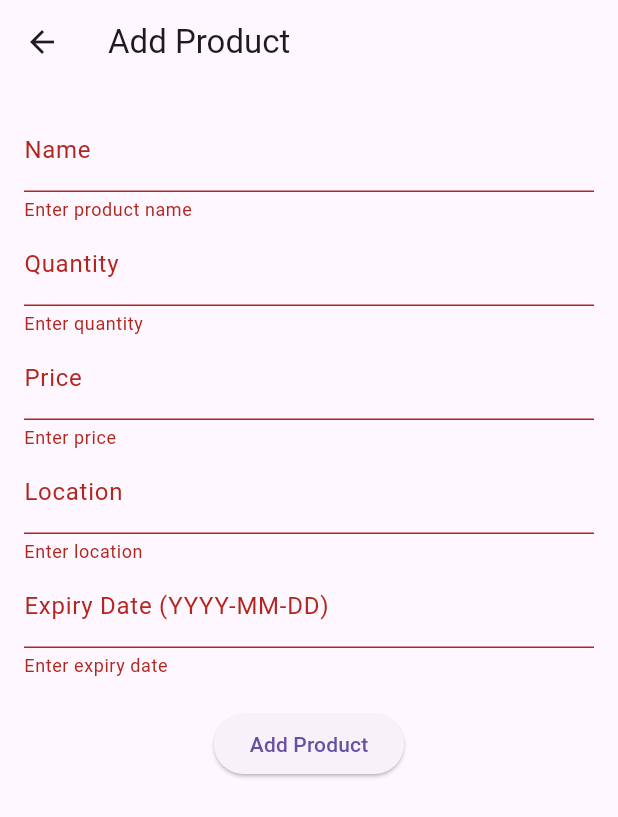
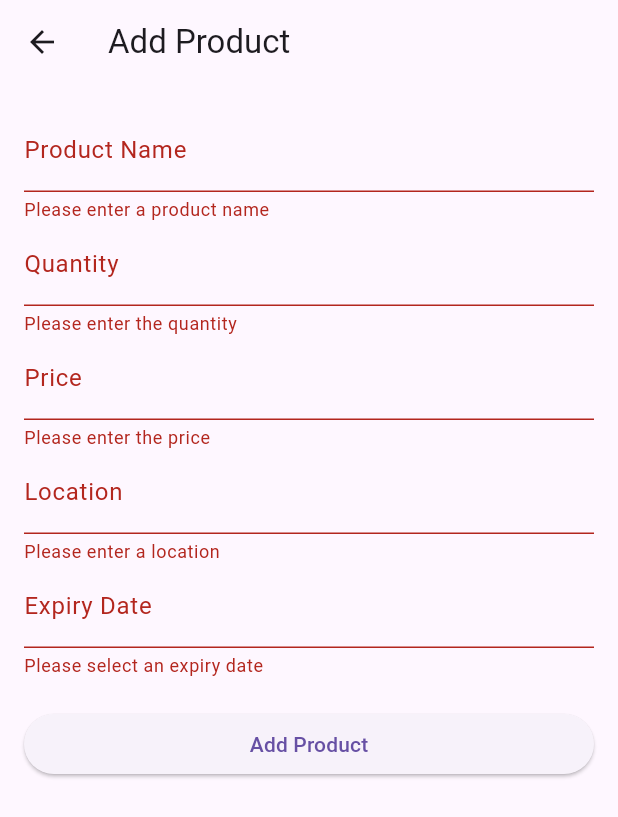
Before and after one commit to blalfayed/stock_management, a Flutter app: the AddEditProductScreen screen opened directly, after a tap on "Add Product", on a phone screen of 412 x 824 dp. Shown: the top 817 px of the screen. Run offline on Flutter 3.47's test engine with Material 3 defaults, Android fonts, the phone set to English and light mode, and no system bars; our stand-ins replace sqflite; accounts and stored records are empty.

Commit message:
updates all applications and add search in products

```diff
--- a/lib/data/database_helper.dart
+++ b/lib/data/database_helper.dart
@@ -67,4 +67,45 @@ class DatabaseHelper {
       whereArgs: [id],
     );
   }
+
+  // Fetch products with low stock
+  Future<List<Product>> fetchLowStockProducts(int threshold) async {
+    final db = await instance.database;
+    final maps = await db.query(
+      'products',
+      where: 'quantity < ?',
+      whereArgs: [threshold],
+    );
+    return maps.map((map) => Product.fromMap(map)).toList();
+  }
+
+  // Fetch expired products
+  Future<List<Product>> fetchExpiredProducts(String currentDate) async {
+    final db = await instance.database;
+    final maps = await db.query(
+      'products',
+      where: 'expiryDate < ?',
+      whereArgs: [currentDate],
+    );
+    return maps.map((map) => Product.fromMap(map)).toList();
+  }
+
+  // Fetch total stock
+  Future<int> fetchTotalStock() async {
+    final db = await instance.database;
+    final result =
+        await db.rawQuery('SELECT SUM(quantity) AS total FROM products');
+    return result.first['total'] as int;
+  }
+
+  // Search products
+  Future<List<Product>> searchProducts(String keyword) async {
+    final db = await instance.database;
+    final maps = await db.query(
+      'products',
+      where: 'name LIKE ? OR location LIKE ?',
+      whereArgs: ['%$keyword%', '%$keyword%'],
+    );
+    return maps.map((map) => Product.fromMap(map)).toList();
+  }
 }
--- a/lib/screens/add_edit_product_screen.dart
+++ b/lib/screens/add_edit_product_screen.dart
@@ -6,23 +6,92 @@ import '../provider/provider.dart';
 
 class AddEditProductScreen extends StatefulWidget {
   final Product? product;
+
   const AddEditProductScreen({super.key, this.product});
 
   @override
-  State<AddEditProductScreen> createState() => _AddEditProductScreenState();
+  _AddEditProductScreenState createState() => _AddEditProductScreenState();
 }
 
 class _AddEditProductScreenState extends State<AddEditProductScreen> {
   final _formKey = GlobalKey<FormState>();
-  late String _name;
-  late int _quantity;
-  late double _price;
-  late String _location;
-  late String _expiryDate;
+  late TextEditingController _nameController;
+  late TextEditingController _quantityController;
+  late TextEditingController _priceController;
+  late TextEditingController _locationController;
+  late TextEditingController _expiryDateController;
+
+  @override
+  void initState() {
+    super.initState();
+    _nameController = TextEditingController(text: widget.product?.name ?? '');
+    _quantityController =
+        TextEditingController(text: widget.product?.quantity.toString() ?? '');
+    _priceController =
+        TextEditingController(text: widget.product?.price.toString() ?? '');
+    _locationController =
+        TextEditingController(text: widget.product?.location ?? '');
+    _expiryDateController =
+        TextEditingController(text: widget.product?.expiryDate ?? '');
+  }
+
+  @override
+  void dispose() {
+    _nameController.dispose();
+    _quantityController.dispose();
+    _priceController.dispose();
+    _locationController.dispose();
+    _expiryDateController.dispose();
+    super.dispose();
+  }
+
+  void _saveProduct() {
+    if (_formKey.currentState!.validate()) {
+      final name = _nameController.text;
+      final quantity = int.tryParse(_quantityController.text) ?? 0;
+      final price = double.tryParse(_priceController.text) ?? 0.0;
+      final location = _locationController.text;
+      final expiryDate = _expiryDateController.text;
+
+      final product = Product(
+        id: widget.product?.id,
+        name: name,
+        quantity: quantity,
+        price: price,
+        location: location,
+        expiryDate: expiryDate,
+      );
+
+      final provider = Provider.of<ProductProvider>(context, listen: false);
+
+      if (widget.product == null) {
+        provider.addProduct(product);
+      } else {
+        provider.updateProduct(product);
+      }
+
+      Navigator.pop(context);
+    }
+  }
+
+  Future<void> _selectDate(BuildContext context) async {
+    final DateTime? picked = await showDatePicker(
+      context: context,
+      initialDate: DateTime.now(),
+      firstDate: DateTime(2000),
+      lastDate: DateTime(2100),
+    );
+
+    if (picked != null) {
+      setState(() {
+        _expiryDateController.text =
+            '${picked.year}-${picked.month.toString().padLeft(2, '0')}-${picked.day.toString().padLeft(2, '0')}';
+      });
+    }
+  }
 
   @override
   Widget build(BuildContext context) {
-    final provider = Provider.of<ProductProvider>(context, listen: false);
     return Scaffold(
       appBar: AppBar(
         title: Text(widget.product == null ? 'Add Product' : 'Edit Product'),
@@ -31,83 +100,78 @@ class _AddEditProductScreenState extends State<AddEditProductScreen> {
         padding: const EdgeInsets.all(16.0),
         child: Form(
           key: _formKey,
-          child: Column(
+          child: ListView(
             children: [
               TextFormField(
-                initialValue: widget.product?.name,
-                decoration: const InputDecoration(labelText: 'Name'),
-                validator: (value) =>
-                    value!.isEmpty ? 'Enter product name' : null,
-                onSaved: (value) => _name = value!,
+                controller: _nameController,
+                decoration: const InputDecoration(labelText: 'Product Name'),
+                validator: (value) {
+                  if (value == null || value.isEmpty) {
+                    return 'Please enter a product name';
+                  }
+                  return null;
+                },
               ),
               TextFormField(
-                initialValue: widget.product?.quantity.toString(),
+                controller: _quantityController,
                 decoration: const InputDecoration(labelText: 'Quantity'),
-                validator: (value) => value!.isEmpty ? 'Enter quantity' : null,
-                onSaved: (value) => _quantity = int.parse(value!),
                 keyboardType: TextInputType.number,
+                validator: (value) {
+                  if (value == null || value.isEmpty) {
+                    return 'Please enter the quantity';
+                  }
+                  if (int.tryParse(value) == null) {
+                    return 'Please enter a valid number';
+                  }
+                  return null;
+                },
               ),
               TextFormField(
-                initialValue: widget.product?.price.toString(),
+                controller: _priceController,
                 decoration: const InputDecoration(labelText: 'Price'),
-                validator: (value) => value!.isEmpty ? 'Enter price' : null,
-                onSaved: (value) => _price = double.parse(value!),
-                keyboardType: TextInputType.number,
+                keyboardType:
+                    const TextInputType.numberWithOptions(decimal: true),
+                validator: (value) {
+                  if (value == null || value.isEmpty) {
+                    return 'Please enter the price';
+                  }
+                  if (double.tryParse(value) == null) {
+                    return 'Please enter a valid number';
+                  }
+                  return null;
+                },
               ),
               TextFormField(
-                initialValue: widget.product?.location,
+                controller: _locationController,
                 decoration: const InputDecoration(labelText: 'Location'),
-                validator: (value) => value!.isEmpty ? 'Enter location' : null,
-                onSaved: (value) => _location = value!,
+                validator: (value) {
+                  if (value == null || value.isEmpty) {
+                    return 'Please enter a location';
+                  }
+                  return null;
+                },
               ),
               TextFormField(
-                initialValue: widget.product?.expiryDate,
+                controller: _expiryDateController,
                 decoration: const InputDecoration(
-                    labelText: 'Expiry Date (YYYY-MM-DD)'),
-                validator: (value) =>
-                    value!.isEmpty ? 'Enter expiry date' : null,
-                onSaved: (value) => _expiryDate = value!,
+                  labelText: 'Expiry Date',
+                  hintText: 'YYYY-MM-DD',
+                ),
+                readOnly: true,
+                onTap: () => _selectDate(context),
+                validator: (value) {
+                  if (value == null || value.isEmpty) {
+                    return 'Please select an expiry date';
+                  }
+                  return null;
+                },
               ),
               const SizedBox(height: 20),
               ElevatedButton(
-                onPressed: () {
-                  if (_formKey.currentState!.validate()) {
-                    _formKey.currentState!.save();
-                    final newProduct = Product(
-                      id: widget.product?.id,
-                      name: _name,
-                      quantity: _quantity,
-                      price: _price,
-                      location: _location,
-                      expiryDate: _expiryDate,
-                    );
-
-                    if (widget.product == null) {
-                      // Adding new product
-                      provider.addProduct(newProduct);
-                    } else {
-                      // Updating existing product
-                      provider.updateProduct(newProduct);
-                    }
-
-                    Navigator.of(context)
-                        .pop(); // Return to product list screen
-                  }
-                },
+                onPressed: _saveProduct,
                 child: Text(
                     widget.product == null ? 'Add Product' : 'Save Changes'),
               ),
-              const SizedBox(height: 10),
-              if (widget.product != null)
-                ElevatedButton(
-                  style: ElevatedButton.styleFrom(backgroundColor: Colors.red),
-                  onPressed: () {
-                    provider.deleteProduct(widget.product!.id!);
-                    Navigator.of(context)
-                        .pop(); // Return to product list screen
-                  },
-                  child: const Text('Delete Product'),
-                ),
             ],
           ),
         ),
```
Also changed, not shown: lib/provider/provider.dart (+21 -0 lines), lib/screens/product_list_screen.dart (+15 -2 lines), lib/screens/product_search_delegate.dart (added, +84 -0 lines).
